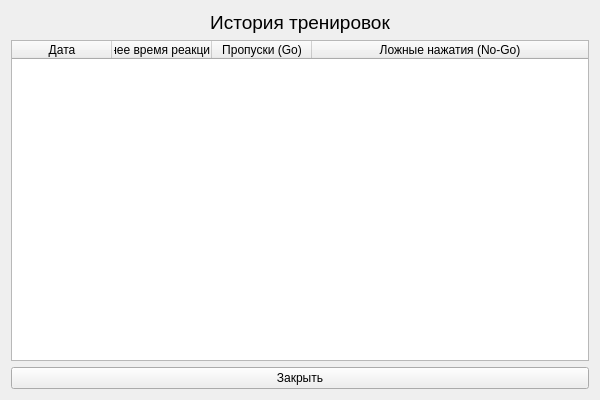
chexontez/code-forces-neuralsprint, file src/client/ui/statistics_window.ui: the form before one commit.
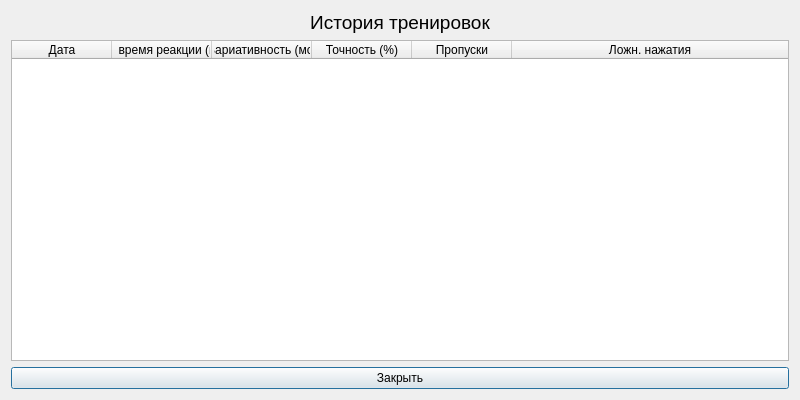
The form after the commit.

Patch:
```diff
--- a/src/client/ui/statistics_window.ui
+++ b/src/client/ui/statistics_window.ui
@@ -1,12 +1,12 @@
 <?xml version="1.0" encoding="UTF-8"?>
 <ui version="4.0">
  <class>StatisticsWindow</class>
- <widget class="QWidget" name="StatisticsWindow">
+ <widget class="QDialog" name="StatisticsWindow">
   <property name="geometry">
    <rect>
     <x>0</x>
     <y>0</y>
-    <width>600</width>
+    <width>800</width>
     <height>400</height>
    </rect>
   </property>
@@ -47,17 +47,27 @@
      </column>
      <column>
       <property name="text">
-       <string>Среднее время реакции (мс)</string>
+       <string>Ср. время реакции (мс)</string>
       </property>
      </column>
      <column>
       <property name="text">
-       <string>Пропуски (Go)</string>
+       <string>Вариативность (мс)</string>
       </property>
      </column>
      <column>
       <property name="text">
-       <string>Ложные нажатия (No-Go)</string>
+       <string>Точность (%)</string>
+      </property>
+     </column>
+     <column>
+      <property name="text">
+       <string>Пропуски</string>
+      </property>
+     </column>
+     <column>
+      <property name="text">
+       <string>Ложн. нажатия</string>
       </property>
      </column>
     </widget>
```
